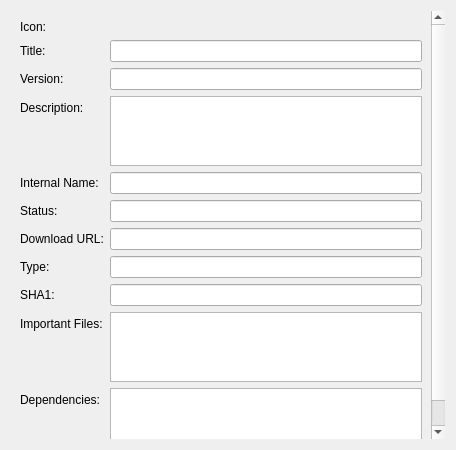
Qt form wpmcpp/packageversionform.ui (npackd/npackd) before a commit.
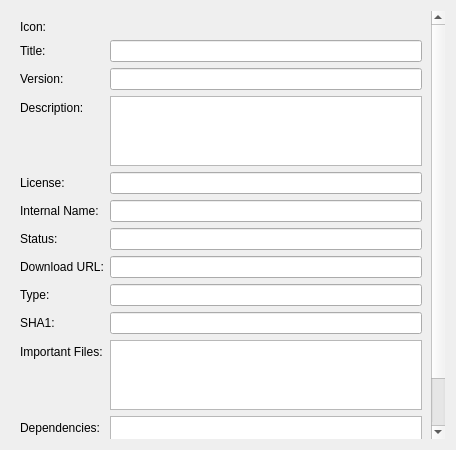
The same form after that commit.

Commit message: show package license

```diff
--- a/wpmcpp/packageversionform.ui
+++ b/wpmcpp/packageversionform.ui
@@ -28,7 +28,7 @@
         <x>0</x>
         <y>0</y>
         <width>421</width>
-        <height>444</height>
+        <height>470</height>
        </rect>
       </property>
       <layout class="QFormLayout" name="formLayout">
@@ -97,7 +97,7 @@
          </property>
         </widget>
        </item>
-       <item row="4" column="0">
+       <item row="5" column="0">
         <widget class="QLabel" name="label_3">
          <property name="text">
           <string>Internal Name:</string>
@@ -107,14 +107,14 @@
          </property>
         </widget>
        </item>
-       <item row="4" column="1">
+       <item row="5" column="1">
         <widget class="QLineEdit" name="lineEditInternalName">
          <property name="readOnly">
           <bool>true</bool>
          </property>
         </widget>
        </item>
-       <item row="5" column="0">
+       <item row="6" column="0">
         <widget class="QLabel" name="label_7">
          <property name="text">
           <string>Status:</string>
@@ -124,14 +124,14 @@
          </property>
         </widget>
        </item>
-       <item row="5" column="1">
+       <item row="6" column="1">
         <widget class="QLineEdit" name="lineEditStatus">
          <property name="readOnly">
           <bool>true</bool>
          </property>
         </widget>
        </item>
-       <item row="6" column="0">
+       <item row="7" column="0">
         <widget class="QLabel" name="label_8">
          <property name="text">
           <string>Download URL:</string>
@@ -141,14 +141,14 @@
          </property>
         </widget>
        </item>
-       <item row="6" column="1">
+       <item row="7" column="1">
         <widget class="QLineEdit" name="lineEditDownload">
          <property name="readOnly">
           <bool>true</bool>
          </property>
         </widget>
        </item>
-       <item row="7" column="0">
+       <item row="8" column="0">
         <widget class="QLabel" name="label_10">
          <property name="text">
           <string>Type:</string>
@@ -158,14 +158,14 @@
          </property>
         </widget>
        </item>
-       <item row="7" column="1">
+       <item row="8" column="1">
         <widget class="QLineEdit" name="lineEditType">
          <property name="readOnly">
           <bool>true</bool>
          </property>
         </widget>
        </item>
-       <item row="8" column="0">
+       <item row="9" column="0">
         <widget class="QLabel" name="label_9">
          <property name="text">
           <string>SHA1:</string>
@@ -175,14 +175,14 @@
          </property>
         </widget>
        </item>
-       <item row="8" column="1">
+       <item row="9" column="1">
         <widget class="QLineEdit" name="lineEditSHA1">
          <property name="readOnly">
           <bool>true</bool>
          </property>
         </widget>
        </item>
-       <item row="9" column="0">
+       <item row="10" column="0">
         <widget class="QLabel" name="label_11">
          <property name="text">
           <string>Important Files:</string>
@@ -192,14 +192,14 @@
          </property>
         </widget>
        </item>
-       <item row="9" column="1">
+       <item row="10" column="1">
         <widget class="QTextEdit" name="textEditImportantFiles">
          <property name="readOnly">
           <bool>true</bool>
          </property>
         </widget>
        </item>
-       <item row="10" column="0">
+       <item row="11" column="0">
         <widget class="QLabel" name="label_12">
          <property name="text">
           <string>Dependencies:</string>
@@ -209,13 +209,26 @@
          </property>
         </widget>
        </item>
-       <item row="10" column="1">
+       <item row="11" column="1">
         <widget class="QTextEdit" name="textEditDependencies">
          <property name="readOnly">
           <bool>true</bool>
          </property>
         </widget>
        </item>
+       <item row="4" column="0">
+        <widget class="QLabel" name="label_4">
+         <property name="text">
+          <string>License:</string>
+         </property>
+         <property name="buddy">
+          <cstring>lineEditLicense</cstring>
+         </property>
+        </widget>
+       </item>
+       <item row="4" column="1">
+        <widget class="QLineEdit" name="lineEditLicense"/>
+       </item>
       </layout>
      </widget>
     </widget>
```
The commit also changes 2 other files.
